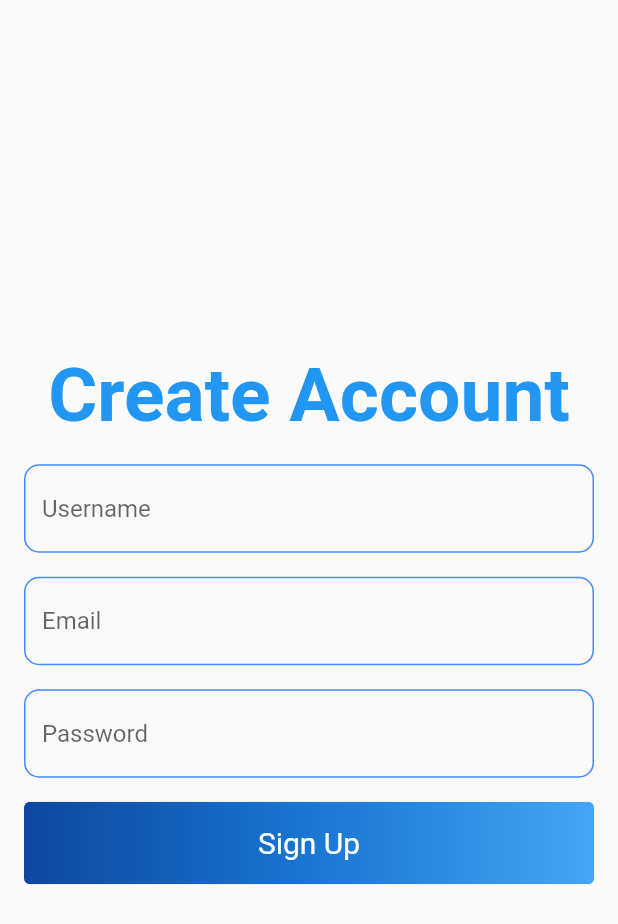
After one commit to VinuBalagopalAP/linkshortner, a Flutter app: the CreateAccount screen opened directly, on a phone screen of 412 x 824 dp. The commit adds this screen. Shown: the top 924 px of the screen. Run offline on Flutter 3.47's test engine with Material 2 defaults, Android fonts, the phone set to English and light mode, and no system bars; our stand-ins replace fluttertoast; missing offline and left inert: clipboard.

Commit message:
Added more screens

```diff
--- a/lib/main.dart
+++ b/lib/main.dart
@@ -1,5 +1,5 @@
 import 'package:flutter/material.dart';
-import 'package:linkshortner/screens/homepage.dart';
+import 'package:linkshortner/screens/login.dart';
 
 void main() => runApp(MyApp());
 
@@ -7,7 +7,7 @@ class MyApp extends StatelessWidget {
   @override
   Widget build(BuildContext context) {
     return MaterialApp(
-      home: HomeScreen(),
+      home: LoginPage(),
       theme: ThemeData(
         visualDensity: VisualDensity.adaptivePlatformDensity,
       ),
--- /dev/null
+++ b/lib/screens/create_acoount.dart
@@ -0,0 +1,125 @@
+import 'package:flutter/material.dart';
+
+import 'homepage.dart';
+
+class CreateAccount extends StatelessWidget {
+  @override
+  Widget build(BuildContext context) {
+    return Scaffold(
+      body: Container(
+        padding: EdgeInsets.all(16),
+        child: Column(
+          mainAxisAlignment: MainAxisAlignment.center,
+          children: [
+            Text(
+              "Create Account",
+              style: TextStyle(
+                fontSize: 50,
+                fontWeight: FontWeight.bold,
+                color: Colors.blue,
+              ),
+            ),
+            const SizedBox(
+              height: 16,
+            ),
+            Center(
+              child: TextField(
+                decoration: InputDecoration(
+                  enabledBorder: OutlineInputBorder(
+                    borderSide: BorderSide(
+                      color: Colors.blueAccent,
+                    ),
+                    borderRadius: BorderRadius.circular(10.0),
+                  ),
+                  hintText: "Username",
+                ),
+              ),
+            ),
+            const SizedBox(
+              height: 16,
+            ),
+            Center(
+              child: TextField(
+                decoration: InputDecoration(
+                  enabledBorder: OutlineInputBorder(
+                    borderSide: BorderSide(
+                      color: Colors.blueAccent,
+                    ),
+                    borderRadius: BorderRadius.circular(10.0),
+                  ),
+                  hintText: "Email",
+                ),
+              ),
+            ),
+            const SizedBox(
+              height: 16,
+            ),
+            Center(
+              child: TextField(
+                decoration: InputDecoration(
+                  enabledBorder: OutlineInputBorder(
+                    borderSide: BorderSide(
+                      color: Colors.blueAccent,
+                    ),
+                    borderRadius: BorderRadius.circular(10.0),
+                  ),
+                  hintText: "Password",
+                ),
+                obscureText: true,
+              ),
+            ),
+            const SizedBox(height: 16),
+            ClipRRect(
+              borderRadius: BorderRadius.circular(4),
+              child: Stack(
+                children: <Widget>[
+                  Positioned.fill(
+                    child: Container(
+                      decoration: const BoxDecoration(
+                        gradient: LinearGradient(
+                          colors: <Color>[
+                            Color(0xFF0D47A1),
+                            Color(0xFF1976D2),
+                            Color(0xFF42A5F5),
+                          ],
+                        ),
+                      ),
+                    ),
+                  ),
+                  TextButton(
+                    child: Container(
+                      child: Center(
+                        child: Text("Sign Up"),
+                      ),
+                      width: double.infinity,
+                    ),
+                    style: TextButton.styleFrom(
+                      padding: const EdgeInsets.all(16.0),
+                      primary: Colors.white,
+                      textStyle: const TextStyle(fontSize: 20),
+                    ),
+                    onPressed: () {
+                      print("working");
+                      Future.delayed(
+                        Duration(seconds: 3),
+                        () {
+                          // 3s over, navigate to a new page
+                          Navigator.push(
+                            context,
+                            MaterialPageRoute(
+                              builder: (context) => HomeScreen(),
+                            ),
+                          );
+                        },
+                      );
+                    },
+                  ),
+                ],
+              ),
+            ),
+          ],
+        ),
+      ),
+    );
+  }
+}
```
Also changed, not shown: lib/screens/homepage.dart (+30 -5 lines), lib/screens/login.dart (added, +109 -0 lines), lib/screens/menu.dart (+22 -3 lines), lib/screens/previous_links.dart (added, +77 -0 lines), UI/20210601_132219.jpg (renamed from lib/UI/20210601_132219.jpg).
